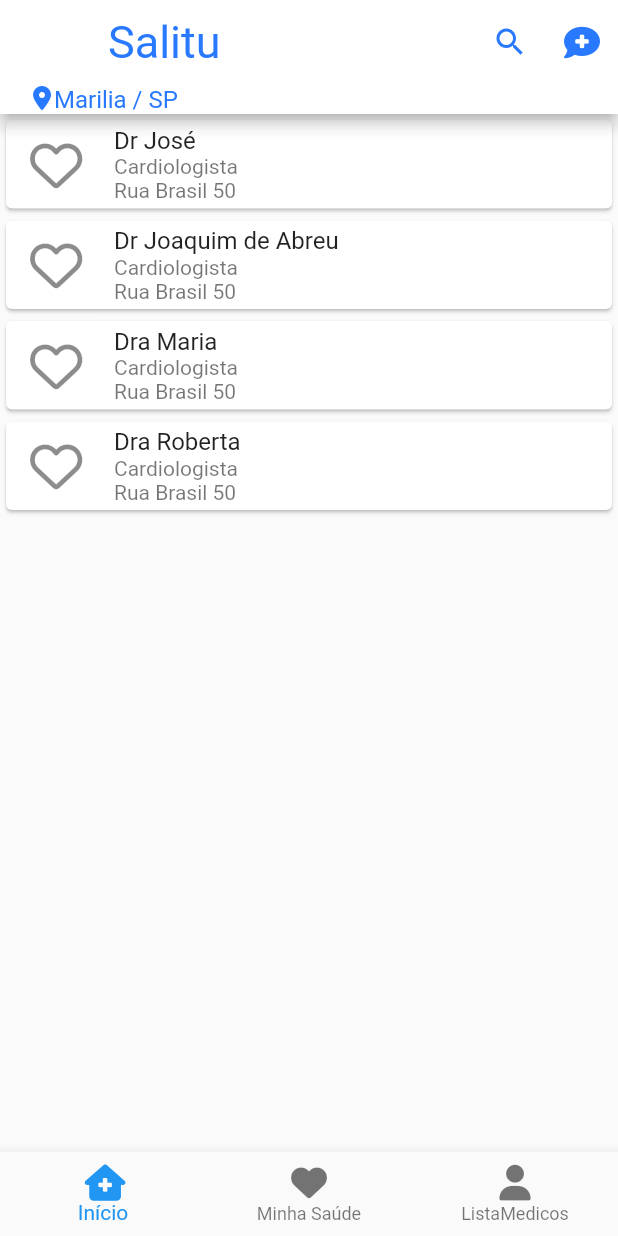
After one commit to heron03/salitu, a Flutter app: the ListaMedicos screen opened by its route, after a tap on the "search" icon, on a phone screen of 412 x 824 dp. The commit adds this screen. Run offline on Flutter 3.47's test engine with Material 2 defaults, Android fonts, the phone set to English and light mode, and no system bars; our stand-ins replace font_awesome_flutter.

Commit message:
Lista de médicos

```diff
--- a/lib/components/inicio.dart
+++ b/lib/components/inicio.dart
@@ -136,21 +136,29 @@ class _InicioState extends State<Inicio> {
                         'img/medico.png',
                         Color(0xFF180CCC),
                         'Melhores Médicos da Sua Região',
+                        '/components/lista_medicos',
+                        context,
                       ),
                       cardComImagem(
                         'img/paciente.png',
                         Color(0xFF0D36D6),
                         'Meu Hitórico de Saúde',
+                        '',
+                        context,
                       ),
                       cardComImagem(
                         'img/hospital.png',
                         Colors.blue[800],
                         'Buscar Clinicas médicas',
+                        '',
+                        context,
                       ),
                       cardComImagem(
                         'img/remedios.png',
                         Color(0xFF0DA0D6),
                         'Minhas Receitas',
+                        '',
+                        context,
                       ),
                     ],
                   ),
@@ -162,7 +170,7 @@ class _InicioState extends State<Inicio> {
         bottomNavigationBar: BottomNavigationBar(
           items: const <BottomNavigationBarItem>[
             BottomNavigationBarItem(
-              icon: Icon(FontAwesomeIcons.houseMedical),
+              icon: Icon(FontAwesomeIcons.house),
               label: 'Início',
             ),
             BottomNavigationBarItem(
@@ -215,8 +223,12 @@ Column circleCategorias(icone, textoCard) {
   );
 }
 
-Container cardComImagem(localImagem, corCard, textoCard) {
-  return Container(
+InkWell cardComImagem(localImagem, corCard, textoCard, proximaTela, context) {
+  return InkWell(
+    onTap: () =>  Navigator.of(context).pushNamed(
+        proximaTela,
+      ),
+    child: Container(
     decoration: BoxDecoration(
       borderRadius: BorderRadius.circular(10),
       color: corCard,
@@ -246,5 +258,6 @@ Container cardComImagem(localImagem, corCard, textoCard) {
         ),
       ],
     ),
+    ),
   );
 }
--- /dev/null
+++ b/lib/components/lista_medicos.dart
@@ -0,0 +1,160 @@
+import 'package:flutter/material.dart';
+import 'package:font_awesome_flutter/font_awesome_flutter.dart';
+import 'package:salitu/constantes.dart';
+
+class ListaMedicos extends StatefulWidget {
+  ListaMedicos();
+
+  @override
+  _ListaMedicosState createState() => _ListaMedicosState();
+}
+
+class _ListaMedicosState extends State<ListaMedicos> {
+  int _selectedIndex = 0;
+  void _onItemTapped(int index) {
+    setState(() {
+      Navigator.of(context).pushNamed(
+        navbarNavigator[index],
+      );
+    });
+  }
+
+  @override
+  Widget build(BuildContext context) {
+    return WillPopScope(
+      onWillPop: () async => false,
+      child: Scaffold(
+        appBar: AppBar(
+          title: Text('Salitu'),
+          bottom: PreferredSize(
+            preferredSize: Size.fromHeight(20.0),
+            child: Container(
+              alignment: Alignment.centerLeft,
+              padding: EdgeInsets.symmetric(horizontal: 20),
+              child: Row(
+                mainAxisAlignment: MainAxisAlignment.start,
+                crossAxisAlignment: CrossAxisAlignment.start,
+                children: [
+                  Icon(
+                    FontAwesomeIcons.locationDot,
+                    size: 16,
+                    color: Colors.blueAccent[400],
+                  ),
+                  Text(
+                    'Marilia / SP',
+                    style: TextStyle(
+                      fontSize: 16,
+                      color: Colors.blueAccent[400],
+                    ),
+                  ),
+                ],
+              ),
+            ),
+          ),
+          titleTextStyle: TextStyle(
+            color: Colors.blueAccent[400],
+            fontSize: 30,
+          ),
+          actions: [
+            IconButton(
+              icon: Icon(
+                Icons.search_outlined,
+                color: Colors.blueAccent[400],
+              ),
+              onPressed: () {
+                Navigator.maybeOf(context).pop();
+              },
+            ),
+            IconButton(
+              icon: Icon(
+                FontAwesomeIcons.commentMedical,
+                color: Colors.blueAccent[400],
+              ),
+              onPressed: () {
+                Navigator.maybeOf(context).pop();
+              },
+            ),
+          ],
+        ),
+        body: SizedBox(
+          height: MediaQuery.of(context).size.height,
+          child: SingleChildScrollView(
+            child: Column(
+              children: [
+                cardMedicos(
+                  FontAwesomeIcons.heart,
+                  'Dr José',
+                  'Cardiologista',
+                  'Rua Brasil 50',
+                ),
+                cardMedicos(
+                  FontAwesomeIcons.heart,
+                  'Dr Joaquim de Abreu',
+                  'Cardiologista',
+                  'Rua Brasil 50',
+                ),
+                cardMedicos(
+                  FontAwesomeIcons.heart,
+                  'Dra Maria',
+                  'Cardiologista',
+                  'Rua Brasil 50',
+                ),
+                cardMedicos(
+                  FontAwesomeIcons.heart,
+                  'Dra Roberta',
+                  'Cardiologista',
+                  'Rua Brasil 50',
+                ),
+              ],
+            ),
+          ),
+        ),
+        bottomNavigationBar: BottomNavigationBar(
+          items: const <BottomNavigationBarItem>[
+            BottomNavigationBarItem(
+              icon: Icon(FontAwesomeIcons.houseMedical),
+              label: 'Início',
+            ),
+            BottomNavigationBarItem(
+              icon: Icon(
+                FontAwesomeIcons.solidHeart,
+              ),
+              label: 'Minha Saúde',
+            ),
+            BottomNavigationBarItem(
+              icon: Icon(
+                FontAwesomeIcons.solidUser,
+              ),
+              label: 'ListaMedicos',
+            ),
+          ],
+          currentIndex: _selectedIndex,
+          selectedItemColor: Colors.blueAccent[300],
+          onTap: _onItemTapped,
+        ),
+      ),
+    );
+  }
+}
+
+Card cardMedicos(icone, nomeMedico, especializacao, local) {
+  return Card(
+    child: Column(
+      mainAxisSize: MainAxisSize.min,
+      children: <Widget>
+      [
+        ListTile(
+          leading: Icon(icone, size: 35,),
+          title: Text(nomeMedico),
+          subtitle: Column(
+            crossAxisAlignment: CrossAxisAlignment.start,
+            children: [
+              Text(especializacao),
+              Text(local),
+            ],
+          ),
+        ),
+      ],
+    ),
+  );
+}
--- a/lib/components/perfil.dart
+++ b/lib/components/perfil.dart
@@ -45,7 +45,7 @@ class _PerfilState extends State<Perfil> {
                 Divider(indent: 16),
                 ListTile(
                   leading: Icon(Icons.message),
-                  title: Text('Messages'),
+                  title: Text('Mensagens'),
                 ),
                 Divider(indent: 16),
                 ListTile(
@@ -123,7 +123,7 @@ Column circleCategorias(icone, textoCard) {
               color: Colors.grey.withOpacity(0.2),
               spreadRadius: 5,
               blurRadius: 7,
-              offset: Offset(0, 3), // changes position of shadow
+              offset: Offset(0, 3),
             ),
           ],
         ),
--- a/lib/main.dart
+++ b/lib/main.dart
@@ -1,5 +1,6 @@
 import 'package:flutter/material.dart';
 import 'package:salitu/components/inicio.dart';
+import 'package:salitu/components/lista_medicos.dart';
 import 'package:salitu/components/minha_saude.dart';
 import 'package:salitu/components/perfil.dart';
 
@@ -15,6 +16,7 @@ void main() {
         '/components/inicio': (context) => Inicio(),
         '/components/minha_saude': (context) => MinhaSaude(),
         '/components/perfil': (context) => Perfil(),
+        '/components/lista_medicos': (context) => ListaMedicos(),
       },
       initialRoute: '/components/inicio',
     ),
```
